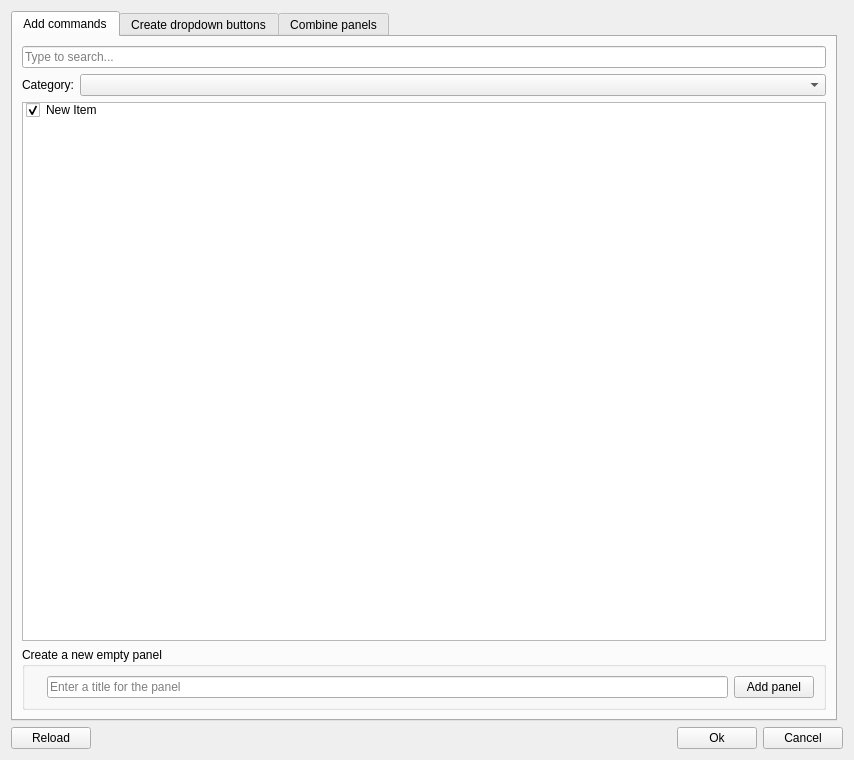
Before: the Qt Designer form Resources/ui/AddCommands.ui in APEbbers/FreeCAD-Ribbon, drawn with Qt 5.
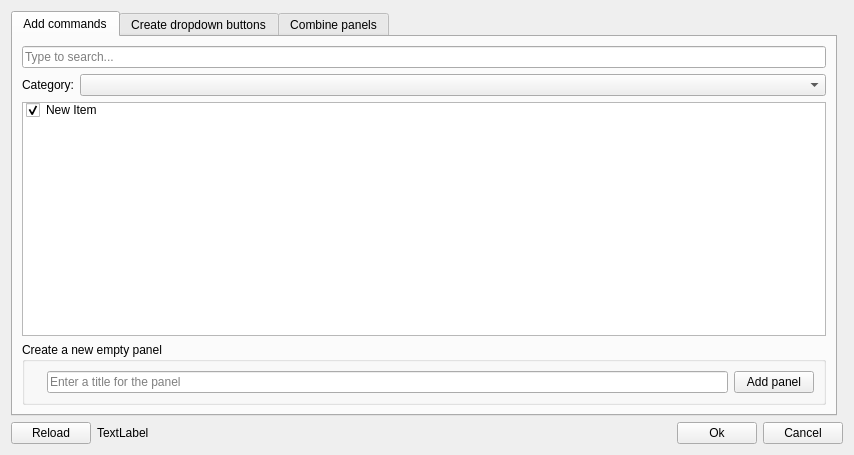
After: the same form once the commit is applied.

What changed in the file:
```diff
--- a/Resources/ui/AddCommands.ui
+++ b/Resources/ui/AddCommands.ui
@@ -7,7 +7,7 @@
     <x>0</x>
     <y>0</y>
     <width>854</width>
-    <height>760</height>
+    <height>455</height>
    </rect>
   </property>
   <property name="acceptDrops">
@@ -26,13 +26,6 @@
       <number>0</number>
      </property>
      <item row="0" column="2">
-      <widget class="QPushButton" name="okButton">
-       <property name="text">
-        <string>Ok</string>
-       </property>
-      </widget>
-     </item>
-     <item row="0" column="1">
       <spacer name="horizontalSpacer">
        <property name="orientation">
         <enum>Qt::Orientation::Horizontal</enum>
@@ -65,6 +58,13 @@
       </widget>
      </item>
      <item row="0" column="3">
+      <widget class="QPushButton" name="okButton">
+       <property name="text">
+        <string>Ok</string>
+       </property>
+      </widget>
+     </item>
+     <item row="0" column="4">
       <widget class="QPushButton" name="cancelButton">
        <property name="text">
         <string>Cancel</string>
@@ -74,6 +74,13 @@
        </property>
       </widget>
      </item>
+     <item row="0" column="1">
+      <widget class="QLabel" name="TimeStamp_Reloaded">
+       <property name="text">
+        <string>TextLabel</string>
+       </property>
+      </widget>
+     </item>
     </layout>
    </item>
    <item row="0" column="0" rowspan="2">
```
Left out of the diff: 2 changed lines with no effect on the pictures.
